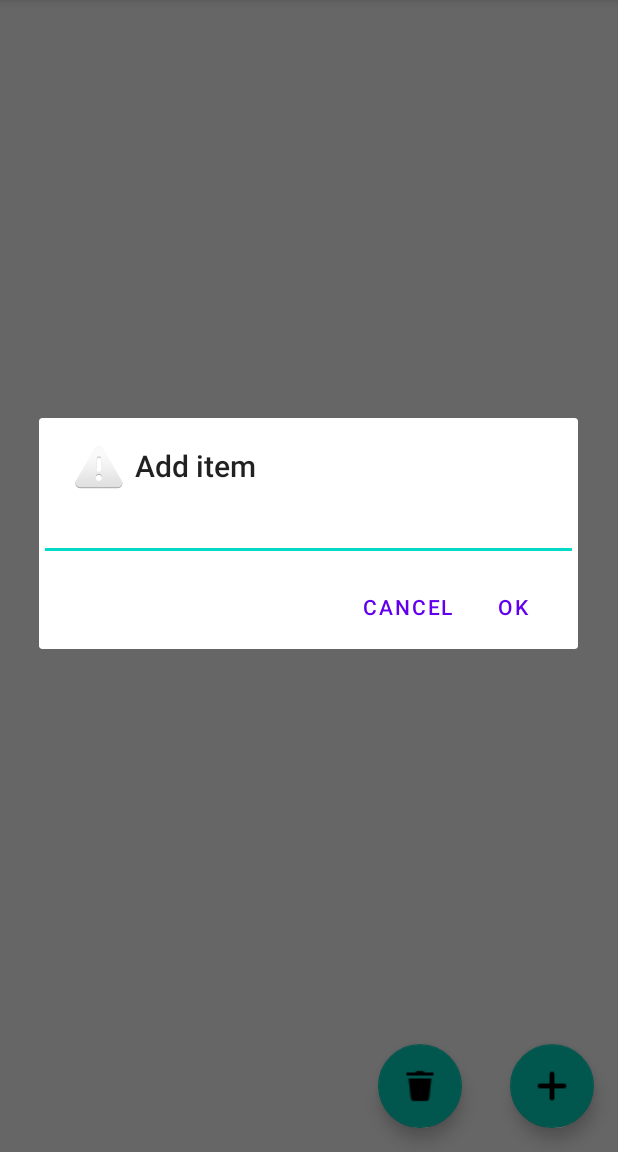
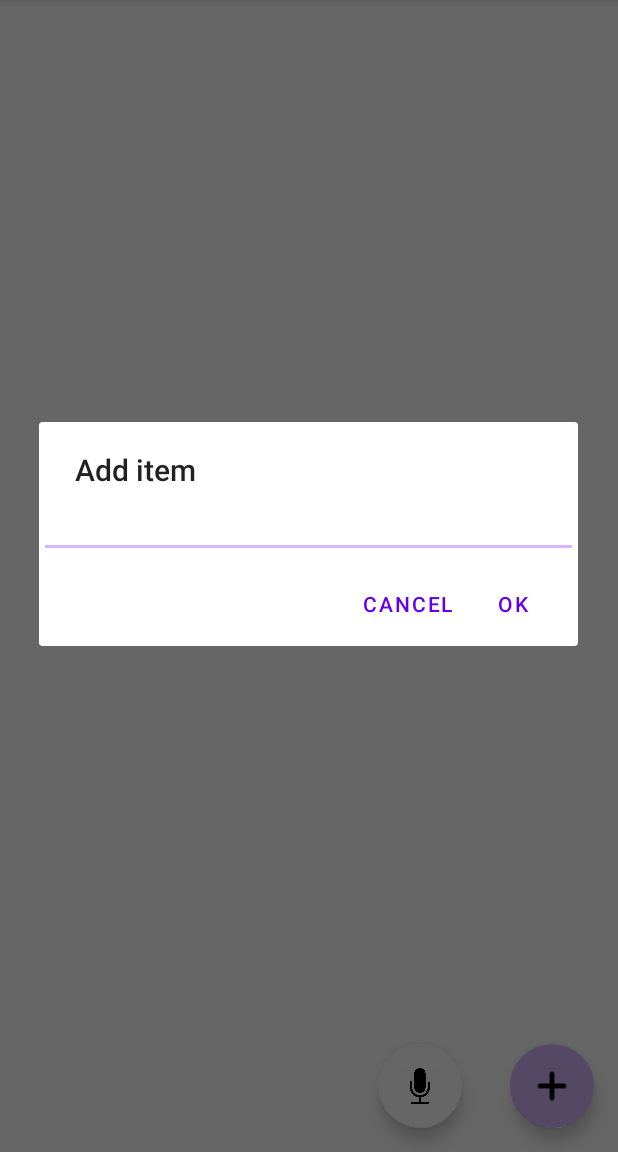
Before and after one commit to georgiaTsi/Supermarket, an Android app: the screen it shows after launch (MainActivity), after a tap on an icon or button, on a phone screen of 412 x 824 dp, the part 84-1236 px from its top. Run offline under Robolectric (Android 15) with nearby library versions, the phone set to English and light mode, and no system bars; 1 other tap on this screen came first.

Commit message:
change image, color

```diff
--- a/app/src/main/AndroidManifest.xml
+++ b/app/src/main/AndroidManifest.xml
@@ -9,7 +9,7 @@
 
     <application
         android:allowBackup="true"
-        android:icon="@mipmap/ic_launcher"
+        android:icon="@drawable/images"
         android:label="@string/app_name"
         android:roundIcon="@mipmap/ic_launcher_round"
         android:supportsRtl="true"
--- a/app/src/main/java/com/example/supermarket/FirstFragment.java
+++ b/app/src/main/java/com/example/supermarket/FirstFragment.java
@@ -2,7 +2,9 @@ package com.example.supermarket;
 
 import android.content.Context;
 import android.content.Intent;
+import android.content.res.ColorStateList;
 import android.database.sqlite.SQLiteDatabase;
+import android.graphics.Color;
 import android.os.Bundle;
 import android.speech.RecognitionListener;
 import android.speech.RecognizerIntent;
@@ -118,9 +120,13 @@ public class FirstFragment extends Fragment {
             public void onClick(View view) {
                 if(!isRecording) {
                     speechRecognizer.startListening(speechRecognizerIntent);
+
+                    button.setBackgroundTintList(ColorStateList.valueOf(Color.WHITE));
                 }
                 else {
                     speechRecognizer.stopListening();
+
+                    button.setBackgroundTintList(ColorStateList.valueOf(Color.rgb(213,181,253)));
                 }
 
                 isRecording = !isRecording;
--- a/app/src/main/java/com/example/supermarket/MainActivity.java
+++ b/app/src/main/java/com/example/supermarket/MainActivity.java
@@ -71,7 +71,6 @@ public class MainActivity extends AppCompatActivity {
 
                         // A null listener allows the button to dismiss the dialog and take no further action.
                         .setNegativeButton(android.R.string.no, null)
-                        .setIcon(android.R.drawable.ic_dialog_alert)
                         .show();
             }
         });
@@ -85,17 +84,13 @@ public class MainActivity extends AppCompatActivity {
 
     private void initFabRecording(){
         FloatingActionButton fabRecording = findViewById(R.id.fab_main_record);
-        fabRecording.setOnClickListener(new View.OnClickListener() {
-            @Override
-            public void onClick(View v) {
-                Fragment navHostFragment = getSupportFragmentManager().findFragmentById(R.id.nav_host_fragment);
-                Fragment fragment = navHostFragment.getChildFragmentManager().getFragments().get(0);
 
-                if ((FirstFragment) fragment != null) {
-                    ((FirstFragment) fragment).initSpeechRecognizer(fabRecording);
-                }
-            }
-        });
+        Fragment navHostFragment = getSupportFragmentManager().findFragmentById(R.id.nav_host_fragment);
+        Fragment fragment = navHostFragment.getChildFragmentManager().getFragments().get(0);
+
+        if ((FirstFragment) fragment != null) {
+            ((FirstFragment) fragment).initSpeechRecognizer(fabRecording);
+        }
     }
 
     private void checkPermission() {
--- a/app/src/main/res/layout/activity_main.xml
+++ b/app/src/main/res/layout/activity_main.xml
@@ -33,7 +33,7 @@
         android:layout_width="wrap_content"
         android:layout_height="wrap_content"
         android:layout_margin="@dimen/fab_margin"
-        android:src="@drawable/delete" />
+        android:src="@drawable/microphone" />
 
     <com.google.android.material.floatingactionbutton.FloatingActionButton
         android:id="@+id/fab"
--- a/app/src/main/res/mipmap-anydpi-v26/ic_launcher_round.xml
+++ b/app/src/main/res/mipmap-anydpi-v26/ic_launcher_round.xml
@@ -1,5 +1,5 @@
 <?xml version="1.0" encoding="utf-8"?>
 <adaptive-icon xmlns:android="http://schemas.android.com/apk/res/android">
-    <background android:drawable="@drawable/ic_launcher_background" />
-    <foreground android:drawable="@drawable/ic_launcher_foreground" />
+    <background android:drawable="@drawable/images" />
+    <foreground android:drawable="@drawable/images" />
 </adaptive-icon>
--- a/app/src/main/res/values-night/themes.xml
+++ b/app/src/main/res/values-night/themes.xml
@@ -6,8 +6,6 @@
         <item name="colorPrimaryVariant">@color/purple_700</item>
         <item name="colorOnPrimary">@color/black</item>
         <!-- Secondary brand color. -->
-        <item name="colorSecondary">@color/teal_200</item>
-        <item name="colorSecondaryVariant">@color/teal_200</item>
         <item name="colorOnSecondary">@color/black</item>
         <!-- Status bar color. -->
         <item name="android:statusBarColor" tools:targetApi="l">?attr/colorPrimaryVariant</item>
--- a/app/src/main/res/values/colors.xml
+++ b/app/src/main/res/values/colors.xml
@@ -1,10 +1,8 @@
 <?xml version="1.0" encoding="utf-8"?>
 <resources>
-    <color name="purple_200">#FFBB86FC</color>
+    <color name="purple_200">#FFD5B5FD</color>
     <color name="purple_500">#FF6200EE</color>
     <color name="purple_700">#FF3700B3</color>
-    <color name="teal_200">#FF03DAC5</color>
-    <color name="teal_700">#FF018786</color>
     <color name="black">#FF000000</color>
     <color name="white">#FFFFFFFF</color>
 </resources>
--- a/app/src/main/res/values/themes.xml
+++ b/app/src/main/res/values/themes.xml
@@ -6,8 +6,8 @@
         <item name="colorPrimaryVariant">@color/purple_700</item>
         <item name="colorOnPrimary">@color/white</item>
         <!-- Secondary brand color. -->
-        <item name="colorSecondary">@color/teal_200</item>
-        <item name="colorSecondaryVariant">@color/teal_700</item>
+        <item name="colorSecondary">@color/purple_200</item>
+        <item name="colorSecondaryVariant">@color/purple_200</item>
         <item name="colorOnSecondary">@color/black</item>
         <!-- Status bar color. -->
         <item name="android:statusBarColor" tools:targetApi="l">?attr/colorPrimaryVariant</item>
```
Also changed, not shown: app/src/main/res/drawable-v24/images.png (added), app/src/main/res/drawable-v24/microphone.png (added).
